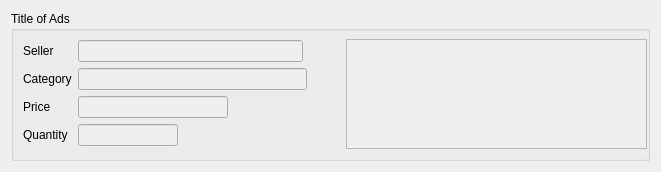
First picture: the form in Ipiranga_GUI/layout/searchads.ui, repository Hugo-NF/App_Ipiranga, before the edit.
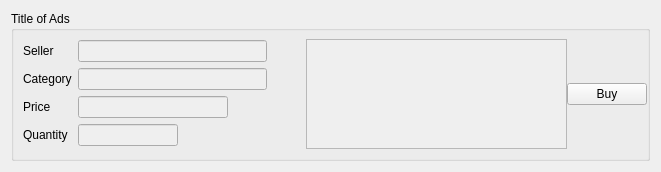
Second picture: the form after the edit. Icons and pictures are not drawn.

Patch:
```diff
--- a/Ipiranga_GUI/layout/searchads.ui
+++ b/Ipiranga_GUI/layout/searchads.ui
@@ -168,6 +168,16 @@
         </property>
        </widget>
       </item>
+      <item>
+       <widget class="QPushButton" name="Button_buy">
+        <property name="text">
+         <string>Buy</string>
+        </property>
+        <property name="icon">
+         <iconset theme="buy"/>
+        </property>
+       </widget>
+      </item>
      </layout>
     </widget>
    </item>
```
